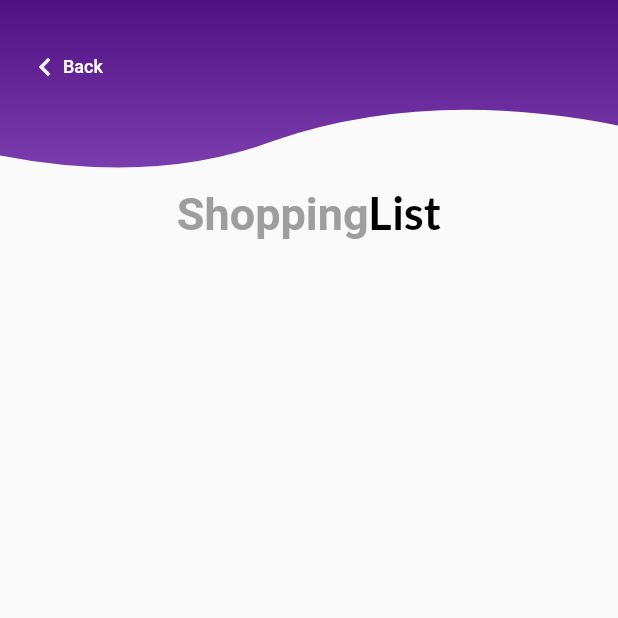
After one commit to mayalaat/shopping_list, a Flutter app: the screen it shows after launch, after a tap on "Sign in", on a phone screen of 412 x 824 dp, the top half of it. The commit adds this screen. Run offline on Flutter 3.47's test engine with Material 2 defaults, Android fonts, the phone set to English and light mode, and no system bars; our stand-ins replace flutter_custom_clippers, google_fonts.

Commit message:
Adding sign in screen. Title

```diff
--- /dev/null
+++ b/lib/MainScreens/login/loginScreen.dart
@@ -0,0 +1,43 @@
+import 'package:flutter/material.dart';
+import 'package:flutter/widgets.dart';
+import 'package:shopping_list/Widgets/Components/Containers/ContainerShape.dart';
+import 'package:shopping_list/Widgets/Desing/DesignWidgets.dart';
+
+import '../../Widgets/Components/MyBackButton.dart';
+
+class LoginScreen extends StatefulWidget {
+  const LoginScreen({Key? key}) : super(key: key);
+
+  @override
+  State<LoginScreen> createState() => _LoginScreenState();
+}
+
+class _LoginScreenState extends State<LoginScreen> {
+  @override
+  Widget build(BuildContext context) {
+    final height = MediaQuery.of(context).size.height;
+    return SafeArea(
+      child: Scaffold(
+        body: Stack(
+          children: [
+            ContainerShape(),
+            Positioned(top: height * .025, child: MyBackButton()),
+            Container(
+              height: double.infinity,
+              width: double.infinity,
+              padding: const EdgeInsets.symmetric(horizontal: 20),
+              child: Column(
+                children: [
+                  Padding(
+                    padding: EdgeInsets.only(top: height * .15),
+                    child: Designwidgets.titleDark(),
+                  )
+                ],
+              ),
+            )
+          ],
+        ),
+      ),
+    );
+  }
+}
--- a/lib/MainScreens/welcomeScreen.dart
+++ b/lib/MainScreens/welcomeScreen.dart
@@ -1,4 +1,5 @@
 import 'package:flutter/material.dart';
+import 'package:shopping_list/MainScreens/login/loginScreen.dart';
 import 'package:shopping_list/Utils/TextApp.dart';
 import 'package:shopping_list/Widgets/Desing/DesignWidgets.dart';
 
@@ -42,7 +43,8 @@ Widget _loginButton(BuildContext context) {
     child: ElevatedButton(
         style: ButtonStyle(
             backgroundColor: MaterialStateProperty.all<Color>(Colors.white)),
-        onPressed: () => print("Init session"),
+        onPressed: () => Navigator.push(
+            context, MaterialPageRoute(builder: (context) => LoginScreen())),
         child: Text(
           TextApp.LOGIN,
           style: TextStyle(
--- a/lib/Utils/TextApp.dart
+++ b/lib/Utils/TextApp.dart
@@ -1,5 +1,6 @@
 class TextApp {
   static const String LOADING = "Loading...";
-  static const String LOGIN = "Sing In";
+  static const String LOGIN = "Sign in";
   static const String SIGNUP = "Register";
+  static const String BACK = "Back";
 }
--- /dev/null
+++ b/lib/Widgets/Components/Containers/ContainerShape.dart
@@ -0,0 +1,22 @@
+import 'package:flutter/widgets.dart';
+import 'package:flutter_custom_clippers/flutter_custom_clippers.dart';
+import 'package:shopping_list/Widgets/Desing/DesignWidgets.dart';
+
+class ContainerShape extends StatelessWidget {
+  const ContainerShape({Key? key}) : super(key: key);
+
+  @override
+  Widget build(BuildContext context) {
+    return Container(
+      child: ClipPath(
+        clipper: WaveClipperTwo(),
+        child: Container(
+          height: MediaQuery.of(context).size.height * .15,
+          width: MediaQuery.of(context).size.width,
+          decoration:
+              BoxDecoration(gradient: Designwidgets.linearGradient(context)),
+        ),
+      ),
+    );
+  }
+}
--- /dev/null
+++ b/lib/Widgets/Components/MyBackButton.dart
@@ -0,0 +1,31 @@
+import 'package:flutter/material.dart';
+
+import '../../Utils/TextApp.dart';
+
+class MyBackButton extends StatelessWidget {
+  const MyBackButton({Key? key}) : super(key: key);
+
+  @override
+  Widget build(BuildContext context) {
+    return TextButton(
+        onPressed: () => Navigator.pop(context),
+        child: Padding(
+          padding: EdgeInsets.symmetric(horizontal: 10),
+          child: Row(
+            children: [
+              Icon(
+                Icons.keyboard_arrow_left,
+                color: Colors.white,
+              ),
+              Text(
+                TextApp.BACK,
+                style: TextStyle(
+                    fontSize: 12,
+                    fontWeight: FontWeight.w500,
+                    color: Colors.white),
+              )
+            ],
+          ),
+        ));
+  }
+}
--- a/lib/Widgets/Desing/DesignWidgets.dart
+++ b/lib/Widgets/Desing/DesignWidgets.dart
@@ -27,4 +27,18 @@ class Designwidgets {
                   style: GoogleFonts.lato(color: Colors.white, fontSize: 30))
             ]));
   }
+
+  static RichText titleDark() {
+    return RichText(
+        textAlign: TextAlign.center,
+        text: TextSpan(
+            text: 'Shopping',
+            style: GoogleFonts.portLligatSans(
+                fontSize: 30, fontWeight: FontWeight.w700, color: Colors.grey),
+            children: [
+              TextSpan(
+                  text: "List",
+                  style: GoogleFonts.lato(color: Colors.black, fontSize: 30))
+            ]));
+  }
 }
--- a/pubspec.yaml
+++ b/pubspec.yaml
@@ -23,6 +23,7 @@ environment:
 dependencies:
   google_fonts: "^2.3.1"
   flutter_launcher_icons: "^0.9.2"
+  flutter_custom_clippers: ^2.0.0
   flutter:
     sdk: flutter
 
```
Also changed, not shown: pubspec.lock.
